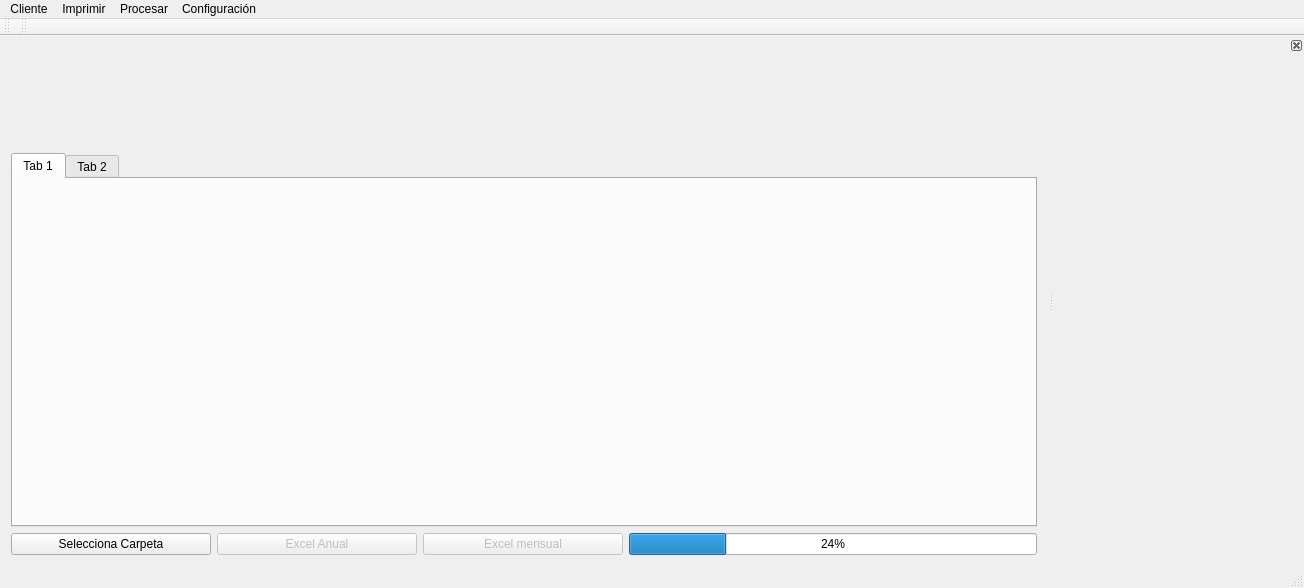
serranoycandela/huiini_local, file mainwindowV4.ui: the form before one commit.
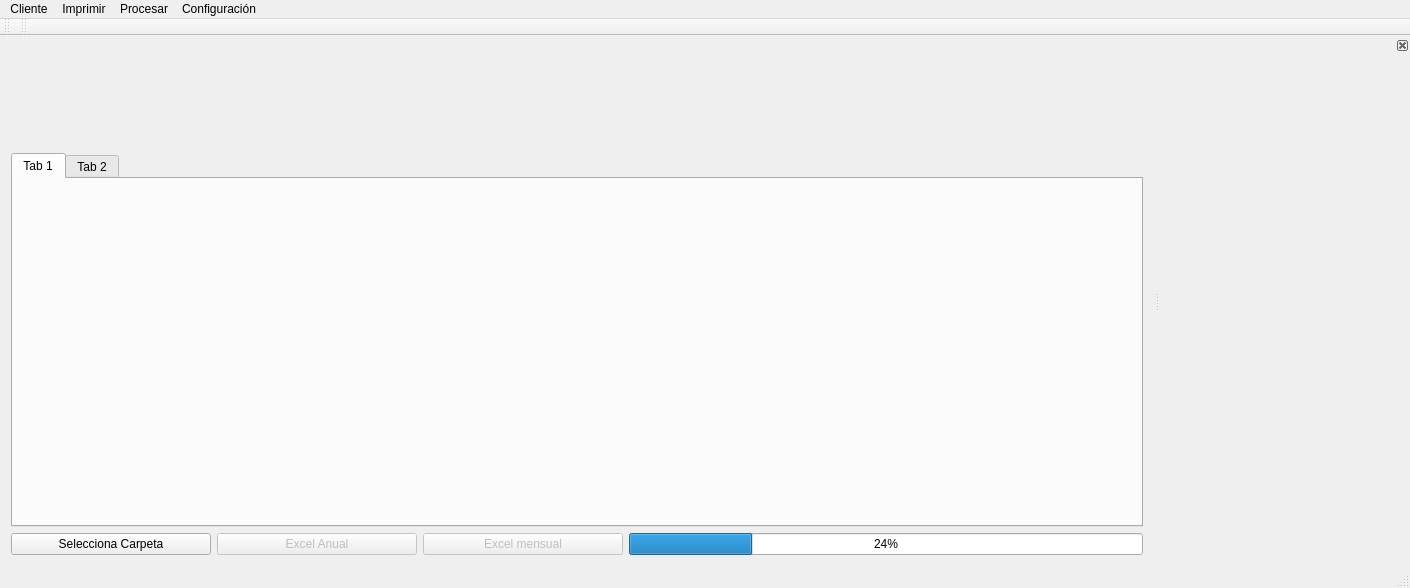
The form after the commit.

Patch:
```diff
--- a/mainwindowV4.ui
+++ b/mainwindowV4.ui
@@ -9,7 +9,7 @@
    <rect>
     <x>0</x>
     <y>0</y>
-    <width>1299</width>
+    <width>1410</width>
     <height>588</height>
    </rect>
   </property>
@@ -180,7 +180,7 @@
     <rect>
      <x>0</x>
      <y>0</y>
-     <width>1299</width>
+     <width>1410</width>
      <height>21</height>
     </rect>
    </property>
```
Left out of the diff: 8 changed lines with no effect on the pictures.
